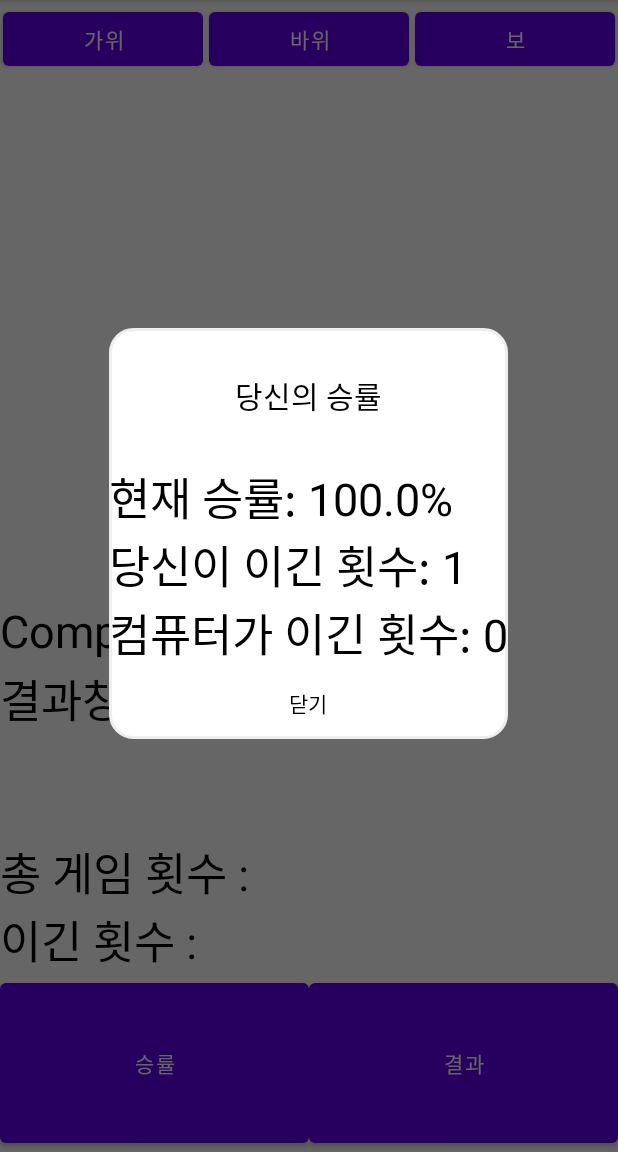
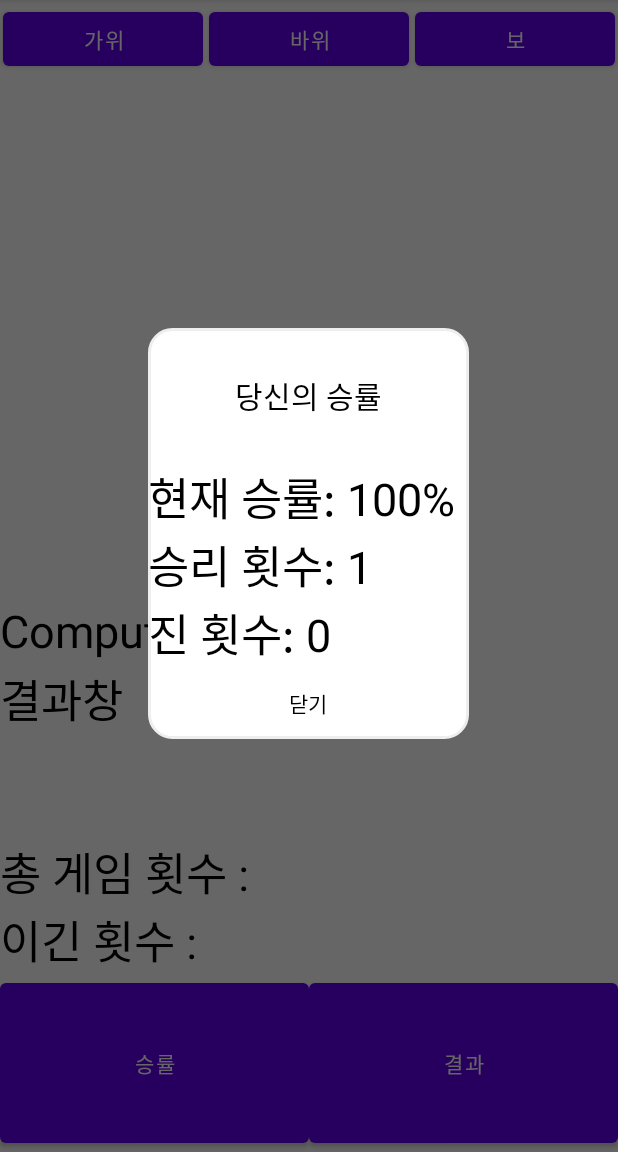
Before and after one commit to tkdgml822/School_Android, an Android app: the MainActivity screen opened directly, with no data from a screen before it, after a tap on "승률", on a phone screen of 412 x 824 dp, the part 84-1236 px from its top. Run offline under Robolectric (Android 15) with nearby library versions, the phone set to English and light mode, and no system bars.

Commit message:
텍스트 수정 및 반올림

```diff
--- a/app/src/main/java/com/cookandroid/rockpaperscissors/MainActivity.java
+++ b/app/src/main/java/com/cookandroid/rockpaperscissors/MainActivity.java
@@ -167,9 +167,9 @@ public class MainActivity extends AppCompatActivity {
         TextView winCountText = winRateDialog.findViewById(R.id.winCountText);
         TextView lossCountText = winRateDialog.findViewById(R.id.lossCountText);
 
-        winRateText.setText("현재 승률: " + winRate + "%");
-        winCountText.setText("당신이 이긴 횟수: " + winCount);
-        lossCountText.setText("컴퓨터가 이긴 횟수: " + lossCount);
+        winRateText.setText("현재 승률: " + Math.round(winRate) + "%");
+        winCountText.setText("승리 횟수: " + winCount);
+        lossCountText.setText("진 횟수: " + lossCount);
 
         // 닫기 버튼
         Button noBtn = winRateDialog.findViewById(R.id.noButton);
```
